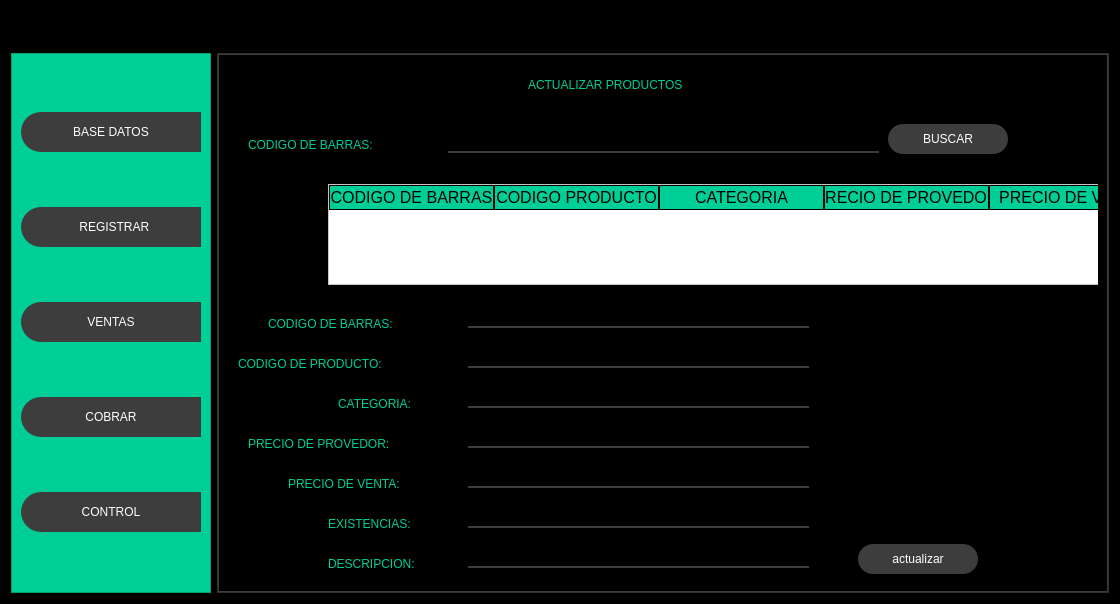
This is diseño.ui in jose99II/repositorioBd as Qt 5 draws it before an edit. The edited form follows.
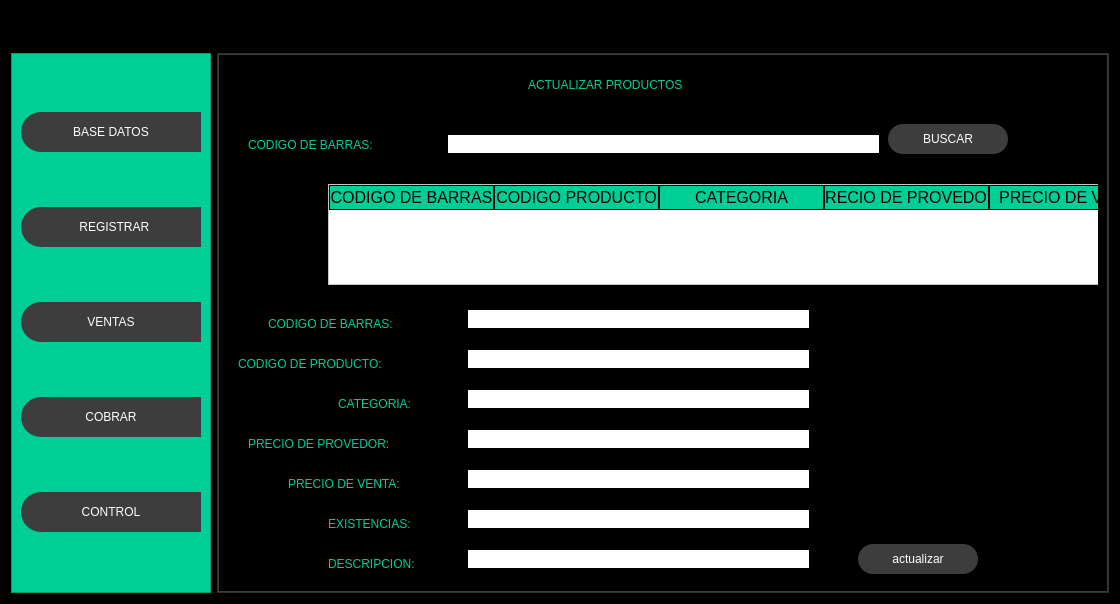
This is the edited form. Icons and pictures are not drawn.

Commit message: cambio de color de botones

Patch:
```diff
--- a/diseño.ui
+++ b/diseño.ui
@@ -472,9 +472,11 @@
 }
 
 QLineEdit{
+
 border:0px;
 color: rgb(255, 255, 255);
-border-bottom:2px solid  rgb(61, 61, 61);
+background:rgb(255,255,255);
+border-bottom:2px solid  rgb(255,255,255);
 font: 75 12pt &quot;Times New Roman&quot;;
 
 }
```
